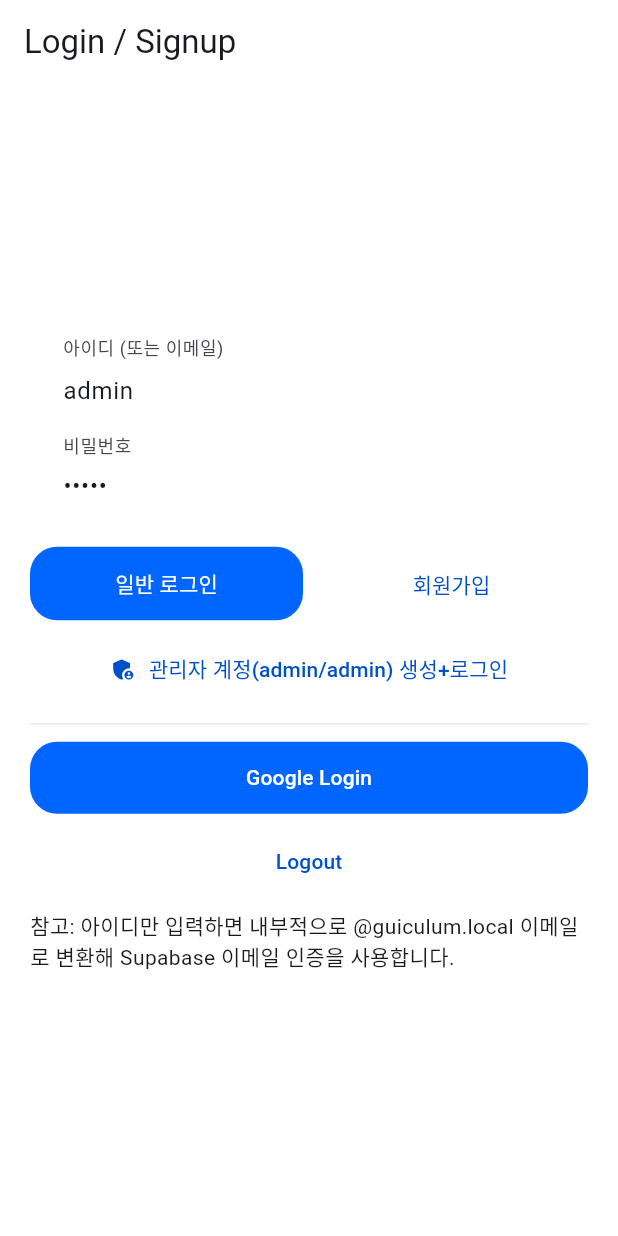
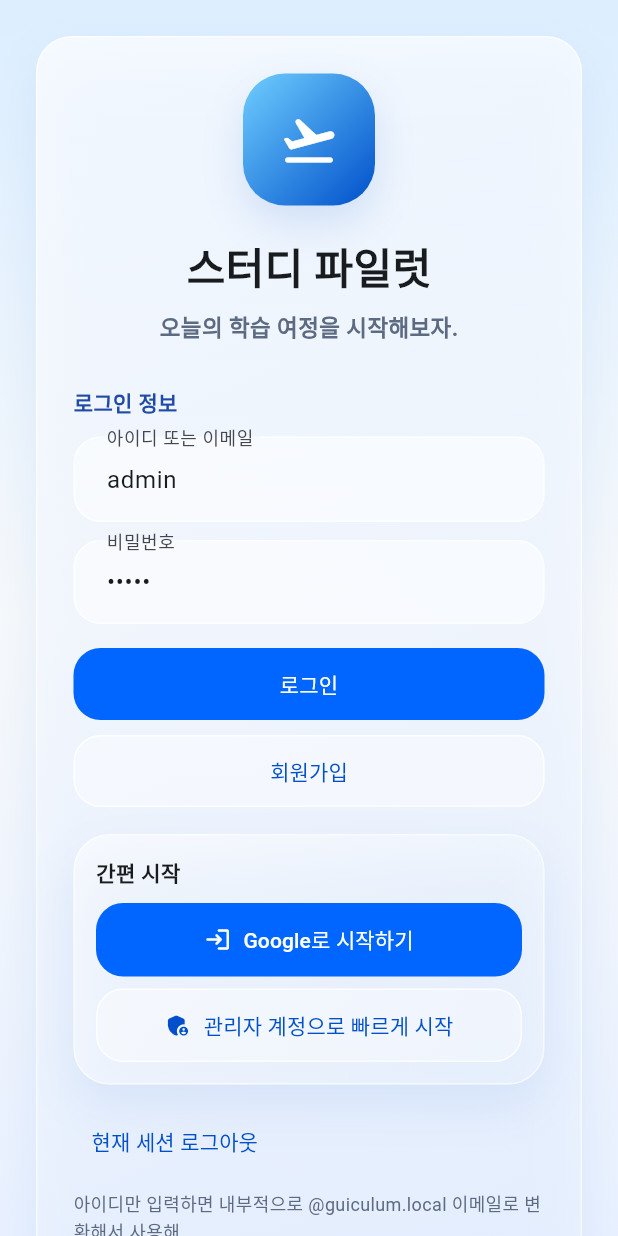
Before and after one commit to C4t4ddict/studypilot-flutter-app, a Flutter app: the LoginPage screen opened by its route, on a phone screen of 412 x 824 dp. Run offline on Flutter 3.47's test engine with Material 3 defaults, Android fonts, the phone set to English and light mode, and no system bars; our stand-ins replace flutter_dotenv, go_router, qr_flutter, rxdart, share_plus, supabase_flutter; accounts and stored records are empty; network calls fail.

Commit message:
로그인 화면 시안 스타일로 재구성

```diff
--- a/lib/features/login/login_page.dart
+++ b/lib/features/login/login_page.dart
@@ -1,6 +1,7 @@
 import 'package:flutter/material.dart';
 import 'package:go_router/go_router.dart';
 
+import '../../core/app_theme.dart';
 import '../../services/auth_service.dart';
 
 class LoginPage extends StatefulWidget {
@@ -32,12 +33,12 @@ class _LoginPageState extends State<LoginPage> {
   String _friendlyError(Object e) {
     final m = e.toString().toLowerCase();
     if (m.contains('invalid login credentials')) {
-      return '아이디 또는 비밀번호가 올바르지 않습니다.';
+      return '아이디 또는 비밀번호가 올바르지 않아.';
     }
-    if (m.contains('email not confirmed')) return '이메일 인증이 필요합니다.';
-    if (m.contains('user already registered')) return '이미 가입된 계정입니다.';
-    if (m.contains('password')) return '비밀번호 규칙을 확인해주세요.';
-    return '요청 처리 중 오류가 발생했습니다.';
+    if (m.contains('email not confirmed')) return '이메일 인증이 필요해.';
+    if (m.contains('user already registered')) return '이미 가입된 계정이야.';
+    if (m.contains('password')) return '비밀번호 규칙을 다시 확인해줘.';
+    return '요청 처리 중 오류가 발생했어.';
   }
 
   Future<void> _run(Future<void> Function() task,
@@ -60,33 +61,100 @@ class _LoginPageState extends State<LoginPage> {
   @override
   Widget build(BuildContext context) {
     return Scaffold(
-      appBar: AppBar(title: const Text('Login / Signup')),
-      body: Center(
+      body: Container(
+        decoration: const BoxDecoration(
+          gradient: LinearGradient(
+            begin: Alignment.topCenter,
+            end: Alignment.bottomCenter,
+            colors: [Color(0xFFDCEEFF), Color(0xFFF7F9FB), Color(0xFFE9F1FF)],
+          ),
+        ),
+        child: SafeArea(
+          child: Center(
+            child: SingleChildScrollView(
+              padding: const EdgeInsets.all(24),
               child: ConstrainedBox(
-          constraints: const BoxConstraints(maxWidth: 560),
-          child: Card(
-            child: Padding(
-              padding: const EdgeInsets.all(16),
-              child: ListView(
-                shrinkWrap: true,
+                constraints: const BoxConstraints(maxWidth: 520),
+                child: Container(
+                  decoration: AppTheme.glassCard(highlight: true),
+                  padding: const EdgeInsets.all(24),
+                  child: Column(
+                    crossAxisAlignment: CrossAxisAlignment.start,
                     children: [
+                      Center(
+                        child: Container(
+                          width: 88,
+                          height: 88,
+                          decoration: BoxDecoration(
+                            borderRadius: BorderRadius.circular(28),
+                            gradient: const LinearGradient(
+                              colors: [Color(0xFF6FCEFE), Color(0xFF0050CB)],
+                              begin: Alignment.topLeft,
+                              end: Alignment.bottomRight,
+                            ),
+                            boxShadow: const [
+                              BoxShadow(
+                                color: Color(0x220050CB),
+                                blurRadius: 24,
+                                offset: Offset(0, 12),
+                              )
+                            ],
+                          ),
+                          child: const Icon(
+                            Icons.flight_takeoff_rounded,
+                            size: 40,
+                            color: Colors.white,
+                          ),
+                        ),
+                      ),
+                      const SizedBox(height: 20),
+                      const Center(
+                        child: Text(
+                          '스터디 파일럿',
+                          style: TextStyle(
+                            fontSize: 28,
+                            fontWeight: FontWeight.w900,
+                            color: AppColors.lightText,
+                          ),
+                        ),
+                      ),
+                      const SizedBox(height: 8),
+                      const Center(
+                        child: Text(
+                          '오늘의 학습 여정을 시작해보자.',
+                          style: TextStyle(
+                            fontSize: 15,
+                            fontWeight: FontWeight.w600,
+                            color: AppColors.lightMuted,
+                          ),
+                        ),
+                      ),
+                      const SizedBox(height: 28),
+                      const Text(
+                        '로그인 정보',
+                        style: TextStyle(
+                          fontSize: 14,
+                          fontWeight: FontWeight.w800,
+                          color: AppColors.deepBlue,
+                        ),
+                      ),
+                      const SizedBox(height: 12),
                       TextField(
                         controller: _idCtrl,
                         decoration: const InputDecoration(
-                      labelText: '아이디 (또는 이메일)',
+                          labelText: '아이디 또는 이메일',
                           hintText: '예: admin 또는 user@example.com',
                         ),
                       ),
-                  const SizedBox(height: 8),
+                      const SizedBox(height: 12),
                       TextField(
                         controller: _pwCtrl,
                         obscureText: true,
                         decoration: const InputDecoration(labelText: '비밀번호'),
                       ),
-                  const SizedBox(height: 12),
-                  Row(
-                    children: [
-                      Expanded(
+                      const SizedBox(height: 16),
+                      SizedBox(
+                        width: double.infinity,
                         child: ElevatedButton(
                           onPressed: _loading
                               ? null
@@ -100,11 +168,12 @@ class _LoginPageState extends State<LoginPage> {
                                     ok: '로그인 성공',
                                     goHome: true,
                                   ),
-                          child: const Text('일반 로그인'),
+                          child: const Text('로그인'),
                         ),
                       ),
-                      const SizedBox(width: 8),
-                      Expanded(
+                      const SizedBox(height: 10),
+                      SizedBox(
+                        width: double.infinity,
                         child: OutlinedButton(
                           onPressed: _loading
                               ? null
@@ -121,36 +190,66 @@ class _LoginPageState extends State<LoginPage> {
                           child: const Text('회원가입'),
                         ),
                       ),
-                    ],
+                      const SizedBox(height: 18),
+                      Container(
+                        decoration: AppTheme.glassCard(),
+                        padding: const EdgeInsets.all(14),
+                        child: Column(
+                          crossAxisAlignment: CrossAxisAlignment.start,
+                          children: [
+                            const Text(
+                              '간편 시작',
+                              style: TextStyle(
+                                fontSize: 14,
+                                fontWeight: FontWeight.w800,
                               ),
-                  const SizedBox(height: 8),
-                  OutlinedButton.icon(
-                    onPressed: _loading
-                        ? null
-                        : () => _run(AuthService.ensureAdminAccount,
-                            ok: 'admin 계정 로그인 완료', goHome: true),
-                    icon: const Icon(Icons.admin_panel_settings),
-                    label: const Text('관리자 계정(admin/admin) 생성+로그인'),
                             ),
-                  const Divider(height: 24),
-                  ElevatedButton(
+                            const SizedBox(height: 10),
+                            SizedBox(
+                              width: double.infinity,
+                              child: ElevatedButton.icon(
                                 onPressed: _loading
                                     ? null
                                     : () => _run(AuthService.signInWithGoogle,
                                         ok: 'Google 로그인 시작'),
-                    child: const Text('Google Login'),
+                                icon: const Icon(Icons.login_rounded),
+                                label: const Text('Google로 시작하기'),
+                              ),
                             ),
                             const SizedBox(height: 8),
-                  OutlinedButton(
+                            SizedBox(
+                              width: double.infinity,
+                              child: OutlinedButton.icon(
+                                onPressed: _loading
+                                    ? null
+                                    : () => _run(AuthService.ensureAdminAccount,
+                                        ok: '관리자 계정 로그인 완료', goHome: true),
+                                icon: const Icon(Icons.admin_panel_settings_rounded),
+                                label: const Text('관리자 계정으로 빠르게 시작'),
+                              ),
+                            ),
+                          ],
+                        ),
+                      ),
+                      const SizedBox(height: 14),
+                      TextButton(
                         onPressed: _loading
                             ? null
                             : () => _run(AuthService.signOut, ok: '로그아웃 완료'),
-                    child: const Text('Logout'),
+                        child: const Text('현재 세션 로그아웃'),
                       ),
                       const SizedBox(height: 8),
                       const Text(
-                      '참고: 아이디만 입력하면 내부적으로 @guiculum.local 이메일로 변환해 Supabase 이메일 인증을 사용합니다.'),
+                        '아이디만 입력하면 내부적으로 @guiculum.local 이메일로 변환해서 사용해.',
+                        style: TextStyle(
+                          fontSize: 12,
+                          height: 1.5,
+                          color: AppColors.lightMuted,
+                        ),
+                      ),
                     ],
+                  ),
+                ),
               ),
             ),
           ),
```
Lines whose indentation alone changed are shown as unchanged.
